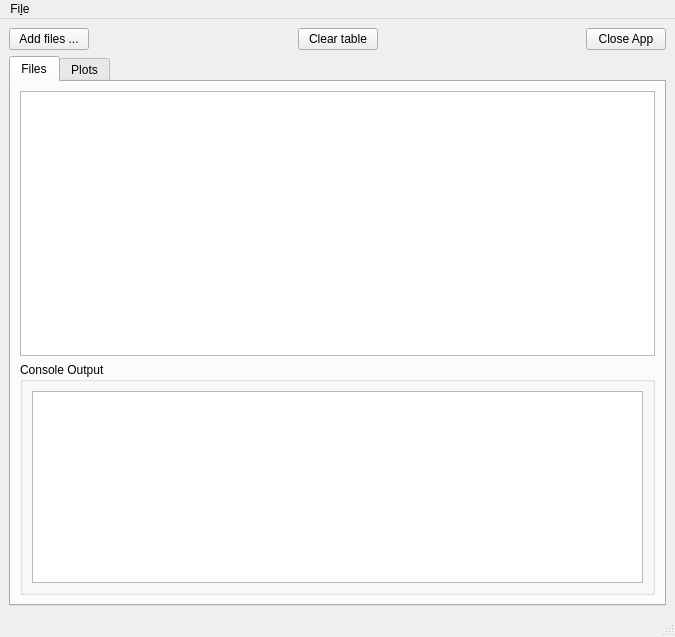
Before: the Qt Designer form UIfiles/BSA_MainGui.ui in userIsTaken/BatchSolarAnalyzer, drawn with Qt 5.
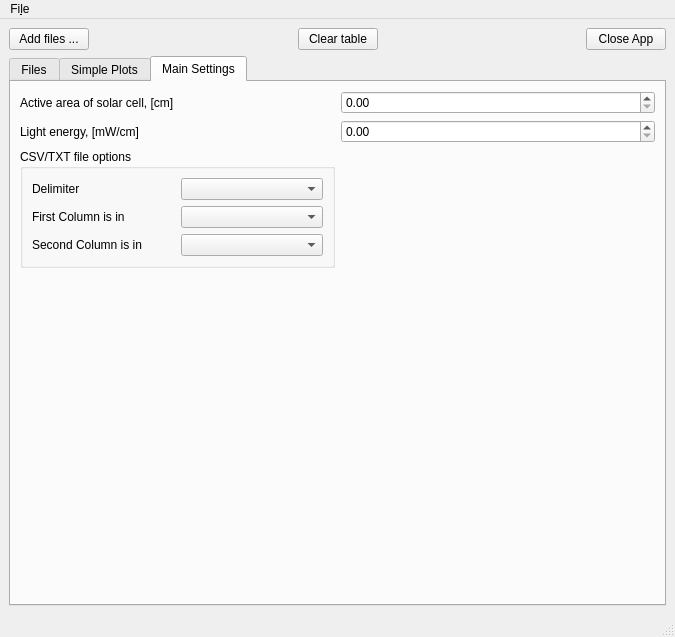
After: the same form once the commit is applied. The open tabs and pages were chosen to show the change. Custom widgets are drawn as their Qt base class.

Diff of the .ui file:
```diff
--- a/UIfiles/BSA_MainGui.ui
+++ b/UIfiles/BSA_MainGui.ui
@@ -97,7 +97,7 @@
       </widget>
       <widget class="QWidget" name="plotTab">
        <attribute name="title">
-        <string>Plots</string>
+        <string>Simple Plots</string>
        </attribute>
        <layout class="QGridLayout" name="gridLayout_5">
         <item row="1" column="0">
@@ -149,6 +149,91 @@
         </item>
        </layout>
       </widget>
+      <widget class="QWidget" name="mainSettingsTab">
+       <attribute name="title">
+        <string>Main Settings</string>
+       </attribute>
+       <layout class="QGridLayout" name="gridLayout_7">
+        <item row="0" column="0">
+         <widget class="QLabel" name="label">
+          <property name="text">
+           <string>Active area of solar cell, [cm]</string>
+          </property>
+         </widget>
+        </item>
+        <item row="0" column="1">
+         <widget class="QDoubleSpinBox" name="doubleSpinBox"/>
+        </item>
+        <item row="1" column="0">
+         <widget class="QLabel" name="label_2">
+          <property name="text">
+           <string>Light energy, [mW/cm]</string>
+          </property>
+         </widget>
+        </item>
+        <item row="1" column="1">
+         <widget class="QDoubleSpinBox" name="doubleSpinBox_2"/>
+        </item>
+        <item row="2" column="0">
+         <widget class="QGroupBox" name="groupBox_2">
+          <property name="sizePolicy">
+           <sizepolicy hsizetype="Preferred" vsizetype="Fixed">
+            <horstretch>0</horstretch>
+            <verstretch>0</verstretch>
+           </sizepolicy>
+          </property>
+          <property name="title">
+           <string>CSV/TXT file options</string>
+          </property>
+          <layout class="QGridLayout" name="gridLayout_6">
+           <item row="0" column="0">
+            <widget class="QLabel" name="label_3">
+             <property name="text">
+              <string>Delimiter</string>
+             </property>
+            </widget>
+           </item>
+           <item row="0" column="1">
+            <widget class="QComboBox" name="csvDelimiterBox"/>
+           </item>
+           <item row="1" column="0">
+            <widget class="QLabel" name="label_4">
+             <property name="text">
+              <string>First Column is in</string>
+             </property>
+            </widget>
+           </item>
+           <item row="1" column="1">
+            <widget class="QComboBox" name="csvFirstColumnDimensionBox"/>
+           </item>
+           <item row="2" column="0">
+            <widget class="QLabel" name="label_5">
+             <property name="text">
+              <string>Second Column is in</string>
+             </property>
+            </widget>
+           </item>
+           <item row="2" column="1">
+            <widget class="QComboBox" name="csvSecondColumnDimensionBox"/>
+           </item>
+          </layout>
+         </widget>
+        </item>
+        <item row="3" column="0">
+         <spacer name="verticalSpacer">
+          <property name="orientation">
+           <enum>Qt::Vertical</enum>
+          </property>
+          <property name="sizeHint" stdset="0">
+           <size>
+            <width>20</width>
+            <height>247</height>
+           </size>
+          </property>
+         </spacer>
+        </item>
+       </layout>
+      </widget>
      </widget>
     </item>
    </layout>
```
Left out of the diff: 2 changed lines with no effect on the pictures.
